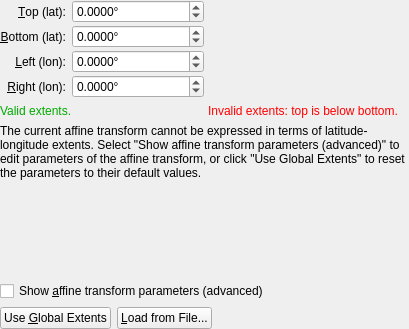
This is src/qt-widgets/EditAffineTransformGeoreferencingWidgetUi.ui in GPlates/GPlates as Qt 5 draws it before an edit. The edited form follows.
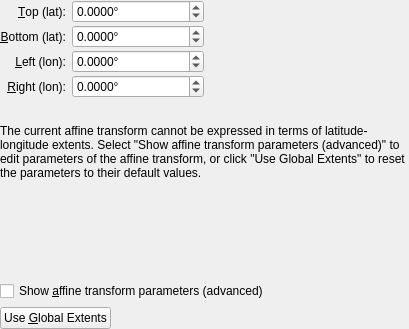
This is the edited form. Icons and pictures are not drawn.

```diff
--- a/src/qt-widgets/EditAffineTransformGeoreferencingWidgetUi.ui
+++ b/src/qt-widgets/EditAffineTransformGeoreferencingWidgetUi.ui
@@ -257,96 +257,33 @@
            </layout>
           </item>
           <item>
-           <layout class="QHBoxLayout" name="horizontalLayout_4">
-            <item>
-             <widget class="QLabel" name="valid_extents_label">
-              <property name="palette">
-               <palette>
-                <active>
-                 <colorrole role="WindowText">
-                  <brush brushstyle="SolidPattern">
-                   <color alpha="255">
-                    <red>0</red>
-                    <green>170</green>
-                    <blue>0</blue>
-                   </color>
-                  </brush>
-                 </colorrole>
-                </active>
-                <inactive>
-                 <colorrole role="WindowText">
-                  <brush brushstyle="SolidPattern">
-                   <color alpha="255">
-                    <red>0</red>
-                    <green>170</green>
-                    <blue>0</blue>
-                   </color>
-                  </brush>
-                 </colorrole>
-                </inactive>
-                <disabled>
-                 <colorrole role="WindowText">
-                  <brush brushstyle="SolidPattern">
-                   <color alpha="255">
-                    <red>120</red>
-                    <green>120</green>
-                    <blue>120</blue>
-                   </color>
-                  </brush>
-                 </colorrole>
-                </disabled>
-               </palette>
-              </property>
-              <property name="text">
-               <string>Valid extents.</string>
-              </property>
-             </widget>
-            </item>
-            <item>
-             <widget class="QLabel" name="invalid_extents_label">
-              <property name="palette">
-               <palette>
-                <active>
-                 <colorrole role="WindowText">
-                  <brush brushstyle="SolidPattern">
-                   <color alpha="255">
-                    <red>255</red>
-                    <green>0</green>
-                    <blue>0</blue>
-                   </color>
-                  </brush>
-                 </colorrole>
-                </active>
-                <inactive>
-                 <colorrole role="WindowText">
-                  <brush brushstyle="SolidPattern">
-                   <color alpha="255">
-                    <red>255</red>
-                    <green>0</green>
-                    <blue>0</blue>
-                   </color>
-                  </brush>
-                 </colorrole>
-                </inactive>
-                <disabled>
-                 <colorrole role="WindowText">
-                  <brush brushstyle="SolidPattern">
-                   <color alpha="255">
-                    <red>120</red>
-                    <green>120</green>
-                    <blue>120</blue>
-                   </color>
-                  </brush>
-                 </colorrole>
-                </disabled>
-               </palette>
-              </property>
-              <property name="text">
-               <string>Invalid extents: top is below bottom.</string>
-              </property>
-             </widget>
-            </item>
-           </layout>
+           <widget class="QWidget" name="warning_container_widget" native="true">
+            <layout class="QHBoxLayout" name="horizontalLayout">
+             <property name="margin">
+              <number>0</number>
+             </property>
+             <item>
+              <widget class="QLabel" name="warning_icon">
+               <property name="text">
+                <string/>
+               </property>
+               <property name="pixmap">
+                <pixmap resource="../qt-resources/qt_widgets.qrc">:/gnome_dialog_warning_16.png</pixmap>
+               </property>
+              </widget>
+             </item>
+             <item>
+              <widget class="QLabel" name="warning_label">
+               <property name="sizePolicy">
+                <sizepolicy hsizetype="Expanding" vsizetype="Preferred">
+                 <horstretch>0</horstretch>
+                 <verstretch>0</verstretch>
+                </sizepolicy>
+               </property>
+              </widget>
+             </item>
+            </layout>
+           </widget>
           </item>
          </layout>
         </widget>
@@ -700,16 +637,6 @@
        </property>
       </widget>
      </item>
-     <item>
-      <widget class="QPushButton" name="load_georeferencing_from_file_button">
-       <property name="text">
-        <string>&amp;Load from File...</string>
-       </property>
-       <property name="autoDefault">
-        <bool>false</bool>
-       </property>
-      </widget>
-     </item>
      <item>
       <spacer name="horizontalSpacer_2">
        <property name="orientation">
```
